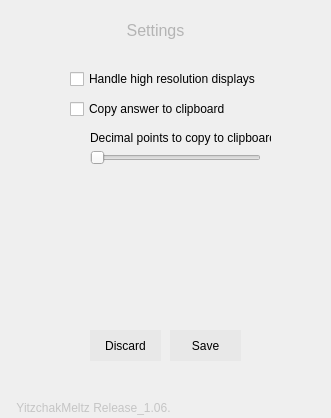
First picture: the form in ui/DesktopCalculatorGUI_1.06.01.ui, repository YitzchakMeltz/DesktopCalculator, before the edit.
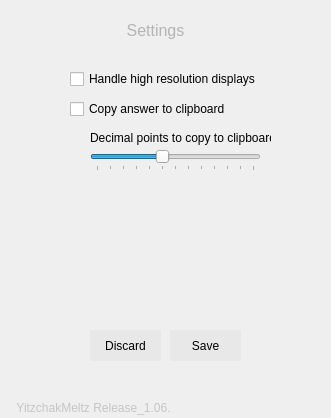
Second picture: the form after the edit. The open tabs and pages were chosen to show the change. Icons and pictures are not drawn.

Commit message: load settings when opening settings page

```diff
--- a/ui/DesktopCalculatorGUI_1.06.01.ui
+++ b/ui/DesktopCalculatorGUI_1.06.01.ui
@@ -961,12 +961,36 @@
         <x>90</x>
         <y>160</y>
         <width>171</width>
-        <height>16</height>
+        <height>21</height>
        </rect>
       </property>
+      <property name="minimum">
+       <number>1</number>
+      </property>
+      <property name="maximum">
+       <number>13</number>
+      </property>
+      <property name="pageStep">
+       <number>1</number>
+      </property>
+      <property name="sliderPosition">
+       <number>6</number>
+      </property>
       <property name="orientation">
        <enum>Qt::Horizontal</enum>
       </property>
+      <property name="invertedAppearance">
+       <bool>false</bool>
+      </property>
+      <property name="invertedControls">
+       <bool>false</bool>
+      </property>
+      <property name="tickPosition">
+       <enum>QSlider::TicksBelow</enum>
+      </property>
+      <property name="tickInterval">
+       <number>1</number>
+      </property>
      </widget>
      <widget class="QCheckBox" name="clipboard_checkbox">
       <property name="geometry">
```
Left out of the diff: 2 changed lines with no effect on the pictures. The commit also changes 3 other files.
